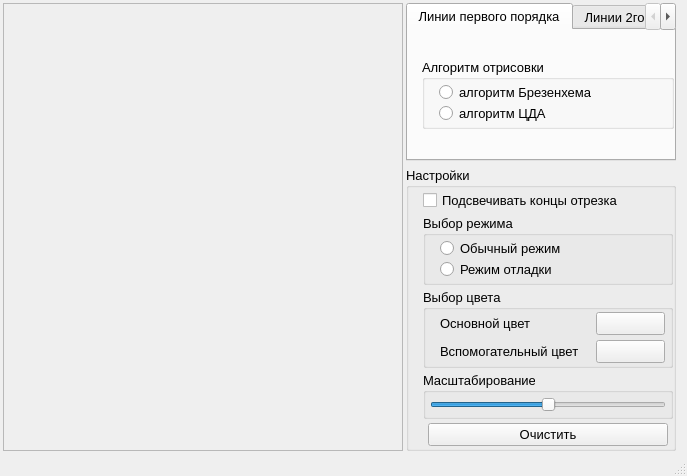
Before: the Qt Designer form mainwindow.ui in asvitenkov/GIIS, drawn with Qt 5.
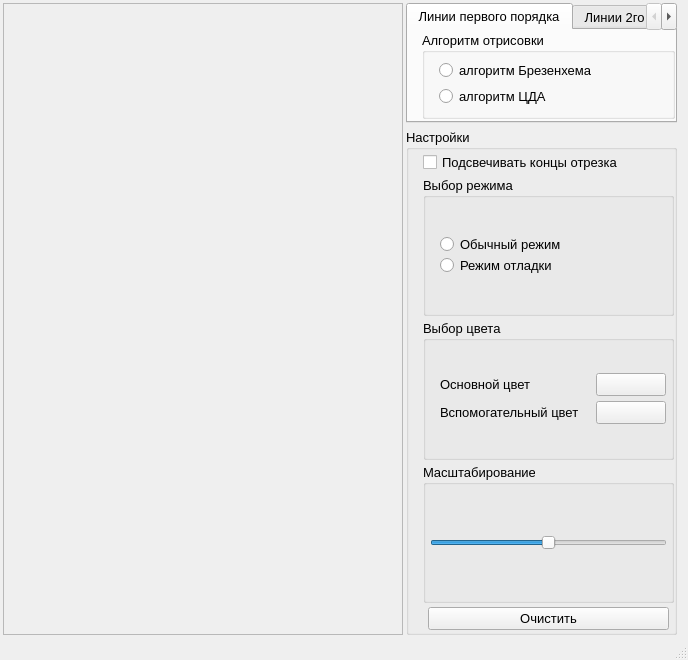
After: the same form once the commit is applied. The open tabs and pages were chosen to show the change.

What changed in the file:
```diff
--- a/mainwindow.ui
+++ b/mainwindow.ui
@@ -6,8 +6,8 @@
    <rect>
     <x>0</x>
     <y>0</y>
-    <width>687</width>
-    <height>476</height>
+    <width>688</width>
+    <height>660</height>
    </rect>
   </property>
   <property name="windowTitle">
@@ -77,7 +77,7 @@
         <property name="maximumSize">
          <size>
           <width>320</width>
-          <height>1500</height>
+          <height>120</height>
          </size>
         </property>
         <property name="font">
@@ -104,6 +104,9 @@
           <string>Линии первого порядка</string>
          </attribute>
          <layout class="QGridLayout" name="gridLayout_8">
+          <property name="sizeConstraint">
+           <enum>QLayout::SetMinimumSize</enum>
+          </property>
           <property name="leftMargin">
            <number>14</number>
           </property>
@@ -143,7 +146,7 @@
             </property>
             <layout class="QGridLayout" name="gridLayout_3">
              <property name="sizeConstraint">
-              <enum>QLayout::SetMaximumSize</enum>
+              <enum>QLayout::SetMinimumSize</enum>
              </property>
              <property name="leftMargin">
               <number>14</number>
```
Left out of the diff: 7 changed lines with no effect on the pictures.
